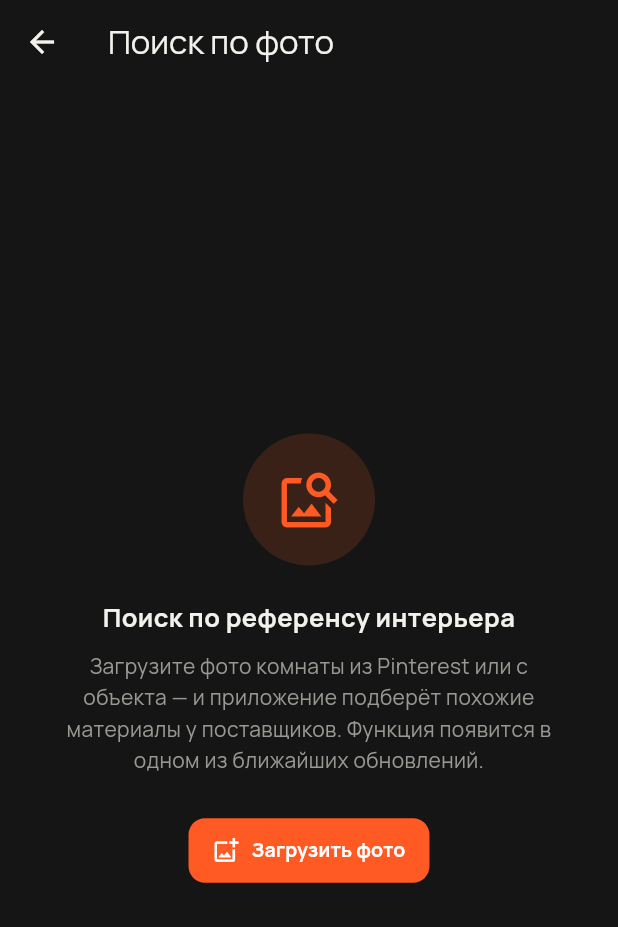
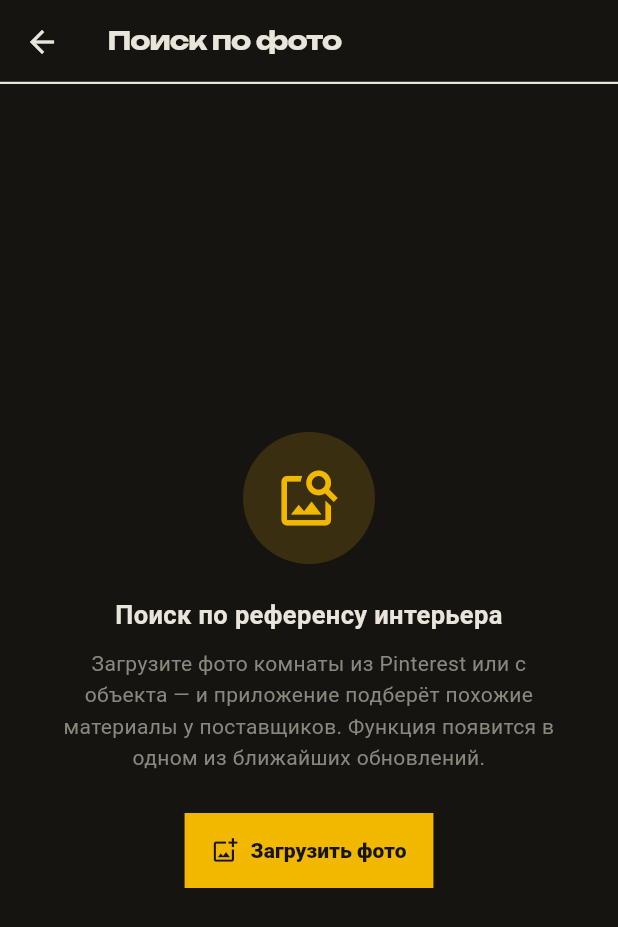
Before and after one commit to abelkz/-komplekt-app2, a Flutter app: the HomeScreen screen opened by its route, after a tap on the "dark mode" icon, after a tap on the "camera alt" icon, on a phone screen of 412 x 824 dp. Shown: the top 927 px of the screen. Run offline on Flutter 3.47's test engine with Material 3 defaults, Android fonts, the phone set to English and light mode, and no system bars; our stand-ins replace cached_network_image, file_picker, firebase_core, firebase_messaging, flutter_dotenv, flutter_local_notifications and 14 more; missing offline and left inert: excel; accounts and stored records are empty; network calls fail; Roboto replaces fonts that are missing (Golos Text).

Commit message:
Дизайн «Спецификация», этап 1: тема
- палитра: кость #eae5da / тушь #161410 / хром-жёлтый #f2b800 (свет и тьма)
- типографика: Golos Text + Unbounded + JetBrains Mono для служебных подписей
- острые углы вместо скруглений, линейки вместо теней
- контраст: тёмный текст и спиннеры на жёлтом вместо белых

Co-Authored-By: Claude Opus 4.8 <noreply@anthropic.com>

```diff
--- a/lib/core/theme/app_colors.dart
+++ b/lib/core/theme/app_colors.dart
@@ -1,7 +1,12 @@
 import 'package:flutter/material.dart';
 
-/// Палитра КОМПЛЕКТ как ThemeExtension — токены 1:1 из HTML-прототипа.
-/// Доступ из виджетов: `context.colors.orange`, `context.colors.line` и т.д.
+/// Палитра КОМПЛЕКТ как ThemeExtension — токены дизайна «Спецификация»:
+/// тушь на кости + сигнальный хром-жёлтый маркер.
+/// Доступ из виджетов: `context.colors.accent`, `context.colors.line` и т.д.
+///
+/// Имена полей сохранены с прошлой версии темы, чтобы не переписывать
+/// полсотни виджетов. Важно: поле [orange] теперь хранит хром-жёлтый акцент —
+/// для нового кода используйте понятный псевдоним [accent].
 @immutable
 class AppColors extends ThemeExtension<AppColors> {
   const AppColors({
@@ -20,52 +25,64 @@ class AppColors extends ThemeExtension<AppColors> {
     required this.field,
   });
 
-  final Color ink; // основной текст
-  final Color paper; // фон экрана
-  final Color card; // карточки
-  final Color line; // границы
+  final Color ink; // основной текст / «тушь»
+  final Color paper; // фон экрана / «кость»
+  final Color card; // поверхности
+  final Color line; // тонкие линейки
   final Color gray; // вторичный текст
   final Color faint; // третичный текст / плейсхолдеры
-  final Color orange; // акцент
-  final Color orangeSoft;
+  final Color orange; // акцент (хром-жёлтый) — см. [accent]
+  final Color orangeSoft; // мягкая подложка акцента
   final Color green;
   final Color greenSoft;
   final Color red;
   final Color redSoft;
   final Color field; // поля ввода / чипы
 
-  // Светлая тема (значения из :root прототипа)
+  /// Хром-жёлтый акцент — понятное имя для [orange].
+  Color get accent => orange;
+
+  /// Мягкая жёлтая подложка — понятное имя для [orangeSoft].
+  Color get accentSoft => orangeSoft;
+
+  /// Константы бренда, не зависящие от темы: на жёлтом текст всегда тушью,
+  /// а «рулетка» навигации всегда тёмная.
+  static const brandInk = Color(0xFF161410);
+  static const brandBone = Color(0xFFEAE5DA);
+  static const brandYellow = Color(0xFFF2B800);
+
+  // Светлая тема: тушь на кости
   static const light = AppColors(
-    ink: Color(0xFF17191A),
-    paper: Color(0xFFF4F2EE),
-    card: Color(0xFFFFFFFF),
-    line: Color(0xFFE8E5DF),
-    gray: Color(0xFF73726D),
-    faint: Color(0xFFA6A39C),
-    orange: Color(0xFFE8490D),
-    orangeSoft: Color(0xFFFDEAE0),
-    green: Color(0xFF1C7A49),
-    greenSoft: Color(0xFFE6F4EC),
-    red: Color(0xFFBB4036),
-    redSoft: Color(0xFFFBEAE8),
-    field: Color(0xFFF4F2EE),
+    ink: Color(0xFF161410),
+    paper: Color(0xFFEAE5DA),
+    card: Color(0xFFF1ECE3),
+    line: Color(0xFFB5B1A8),
+    gray: Color(0xFF75726B),
+    faint: Color(0xFF8B877F),
+    orange: brandYellow,
+    orangeSoft: Color(0xFFF6E7AE),
+    green: Color(0xFF0D7A3F),
+    greenSoft: Color(0xFFD9E8DE),
+    red: Color(0xFFB3400E),
+    redSoft: Color(0xFFF2DCD2),
+    field: Color(0xFFF2EFE7),
   );
 
-  // Тёмная тема (html[data-theme="dark"])
+  // Тёмная тема: кость на туши
   static const dark = AppColors(
-    ink: Color(0xFFF3F1EC),
-    paper: Color(0xFF141514),
-    card: Color(0xFF1E201E),
-    line: Color(0xFF2C2E2C),
-    gray: Color(0xFF9A9893),
-    faint: Color(0xFF6C6E6A),
-    orange: Color(0xFFFF5A23),
-    orangeSoft: Color(0xFF3A2118),
-    green: Color(0xFF3FAE74),
-    greenSoft: Color(0xFF15301F),
-    red: Color(0xFFE0695E),
-    redSoft: Color(0xFF341C19),
-    field: Color(0xFF262826),
+    ink: Color(0xFFEAE5DA),
+    paper: Color(0xFF161410),
+    card: Color(0xFF1E1B16),
+    line: Color(0xFF4B4842),
+    gray: Color(0xFF8B877F),
+    faint: Color(0xFF75726B),
+    orange: brandYellow,
+    orangeSoft: Color(0xFF3A2E10),
+    green: Color(0xFF0FA45A),
+    greenSoft: Color(0xFF13301E),
+    red: Color(0xFFD05A28),
+    redSoft: Color(0xFF34190F),
+    field: Color(0xFF221F19),
   );
 
   @override
@@ -122,15 +139,16 @@ class AppColors extends ThemeExtension<AppColors> {
   }
 }
 
-/// Сахар: `context.colors.orange`
+/// Сахар: `context.colors.accent`
 extension AppColorsX on BuildContext {
   AppColors get colors => Theme.of(this).extension<AppColors>()!;
 }
 
-/// Радиусы скругления из прототипа (--r-lg/md/sm).
+/// Скругления. В «Спецификации» углы острые — приложение выглядит
+/// как типографский документ, а не как набор мягких карточек.
 class AppRadii {
   AppRadii._();
-  static const double lg = 20;
-  static const double md = 14;
-  static const double sm = 11;
+  static const double lg = 0;
+  static const double md = 0;
+  static const double sm = 0;
 }
--- a/lib/core/theme/app_theme.dart
+++ b/lib/core/theme/app_theme.dart
@@ -3,7 +3,9 @@ import 'package:flutter/material.dart';
 import 'app_colors.dart';
 import 'app_typography.dart';
 
-/// Сборка светлой и тёмной темы (Material 3) на основе токенов прототипа.
+/// Сборка светлой и тёмной темы (Material 3) в дизайне «Спецификация».
+/// Ключевые принципы стиля: острые углы, тонкие линейки вместо теней,
+/// жёлтый маркер как единственный акцент, моноширинные служебные подписи.
 class AppTheme {
   AppTheme._();
 
@@ -12,14 +14,19 @@ class AppTheme {
 
   static ThemeData _build(AppColors c, Brightness brightness) {
     final scheme = ColorScheme.fromSeed(
-      seedColor: c.orange,
+      seedColor: c.accent,
       brightness: brightness,
     ).copyWith(
-      primary: c.orange,
+      primary: c.accent,
+      // на жёлтом текст всегда тушью — в обеих темах
+      onPrimary: AppColors.brandInk,
       surface: c.paper,
       onSurface: c.ink,
       error: c.red,
     );
+
+    // Прямоугольник без скруглений — базовая форма всего интерфейса.
+    const sharp = RoundedRectangleBorder(borderRadius: BorderRadius.zero);
 
     return ThemeData(
       useMaterial3: true,
@@ -32,87 +39,122 @@ class AppTheme {
       dividerColor: c.line,
       splashFactory: InkRipple.splashFactory,
 
+      dividerTheme: DividerThemeData(color: c.line, thickness: 1, space: 1),
+
       appBarTheme: AppBarTheme(
         backgroundColor: c.paper,
         foregroundColor: c.ink,
         elevation: 0,
-        scrolledUnderElevation: 0.5,
+        scrolledUnderElevation: 0,
         centerTitle: false,
+        titleTextStyle: AppTypography.unbounded(size: 17, color: c.ink),
+        // тонкая линейка под шапкой вместо тени
+        shape: Border(bottom: BorderSide(color: c.ink, width: 1.5)),
+      ),
+
+      cardTheme: CardThemeData(
+        color: c.card,
+        elevation: 0,
+        margin: EdgeInsets.zero,
+        shape: sharp.copyWith(side: BorderSide(color: c.line)),
       ),
 
       inputDecorationTheme: InputDecorationTheme(
         filled: true,
-        fillColor: c.card,
+        fillColor: c.field,
         hintStyle: TextStyle(color: c.faint),
         contentPadding:
             const EdgeInsets.symmetric(horizontal: 14, vertical: 13),
         border: OutlineInputBorder(
-          borderRadius: BorderRadius.circular(AppRadii.md),
+          borderRadius: BorderRadius.zero,
           borderSide: BorderSide(color: c.line),
         ),
         enabledBorder: OutlineInputBorder(
-          borderRadius: BorderRadius.circular(AppRadii.md),
+          borderRadius: BorderRadius.zero,
           borderSide: BorderSide(color: c.line),
         ),
         focusedBorder: OutlineInputBorder(
-          borderRadius: BorderRadius.circular(AppRadii.md),
-          borderSide: BorderSide(color: c.orange, width: 1.6),
+          borderRadius: BorderRadius.zero,
+          borderSide: BorderSide(color: c.ink, width: 1.5),
         ),
       ),
 
+      // Тёмная кнопка-«штамп»: тушь на кости.
       elevatedButtonTheme: ElevatedButtonThemeData(
         style: ElevatedButton.styleFrom(
           backgroundColor: c.ink,
           foregroundColor: c.paper,
           elevation: 0,
-          padding: const EdgeInsets.symmetric(horizontal: 18, vertical: 15),
+          padding: const EdgeInsets.symmetric(horizontal: 20, vertical: 16),
           textStyle: const TextStyle(fontWeight: FontWeight.w800, fontSize: 14),
-          shape: RoundedRectangleBorder(
-            borderRadius: BorderRadius.circular(AppRadii.md),
-          ),
+          shape: sharp,
         ),
       ),
 
+      // Главное действие — жёлтый маркер с текстом тушью.
       filledButtonTheme: FilledButtonThemeData(
         style: FilledButton.styleFrom(
-          backgroundColor: c.orange,
-          foregroundColor: Colors.white,
-          padding: const EdgeInsets.symmetric(horizontal: 16, vertical: 12),
-          shape: RoundedRectangleBorder(
-            borderRadius: BorderRadius.circular(AppRadii.sm),
-          ),
+          backgroundColor: c.accent,
+          foregroundColor: AppColors.brandInk,
+          padding: const EdgeInsets.symmetric(horizontal: 18, vertical: 16),
+          textStyle: const TextStyle(fontWeight: FontWeight.w800, fontSize: 14),
+          shape: sharp,
         ),
       ),
 
+      outlinedButtonTheme: OutlinedButtonThemeData(
+        style: OutlinedButton.styleFrom(
+          foregroundColor: c.ink,
+          side: BorderSide(color: c.line),
+          padding: const EdgeInsets.symmetric(horizontal: 16, vertical: 14),
+          shape: sharp,
+        ),
+      ),
+
+      textButtonTheme: TextButtonThemeData(
+        style: TextButton.styleFrom(foregroundColor: c.ink, shape: sharp),
+      ),
+
       bottomNavigationBarTheme: BottomNavigationBarThemeData(
-        backgroundColor: c.card,
-        selectedItemColor: c.orange,
-        unselectedItemColor: c.faint,
+        backgroundColor: AppColors.brandInk,
+        selectedItemColor: AppColors.brandYellow,
+        unselectedItemColor: AppColors.brandBone.withValues(alpha: 0.55),
         type: BottomNavigationBarType.fixed,
         showUnselectedLabels: true,
-        selectedLabelStyle:
-            const TextStyle(fontWeight: FontWeight.w700, fontSize: 11),
-        unselectedLabelStyle:
-            const TextStyle(fontWeight: FontWeight.w700, fontSize: 11),
+        elevation: 0,
       ),
 
+      // Чип-«бирка»: прямоугольная, с тонкой рамкой.
       chipTheme: ChipThemeData(
-        backgroundColor: c.field,
+        backgroundColor: Colors.transparent,
         side: BorderSide(color: c.line),
-        labelStyle: TextStyle(
-          color: c.ink,
-          fontWeight: FontWeight.w600,
-          fontSize: 12,
-        ),
-        shape: const StadiumBorder(),
-        padding: const EdgeInsets.symmetric(horizontal: 6, vertical: 4),
+        labelStyle: AppTypography.mono(size: 11, color: c.ink),
+        shape: sharp,
+        padding: const EdgeInsets.symmetric(horizontal: 8, vertical: 6),
       ),
 
+      // Шторка снизу — как лист документа с жирной линейкой сверху.
       bottomSheetTheme: BottomSheetThemeData(
-        backgroundColor: c.card,
-        shape: const RoundedRectangleBorder(
-          borderRadius: BorderRadius.vertical(top: Radius.circular(AppRadii.lg)),
+        backgroundColor: c.paper,
+        elevation: 0,
+        shape: Border(top: BorderSide(color: c.ink, width: 2)),
+      ),
+
+      snackBarTheme: SnackBarThemeData(
+        backgroundColor: AppColors.brandInk,
+        contentTextStyle: AppTypography.mono(
+          size: 11.5,
+          color: AppColors.brandBone,
         ),
+        behavior: SnackBarBehavior.floating,
+        shape: sharp,
+      ),
+
+      dialogTheme: DialogThemeData(backgroundColor: c.paper, shape: sharp),
+
+      progressIndicatorTheme: ProgressIndicatorThemeData(
+        color: c.accent,
+        linearTrackColor: c.line,
       ),
     );
   }
--- a/lib/core/theme/app_typography.dart
+++ b/lib/core/theme/app_typography.dart
@@ -1,18 +1,20 @@
 import 'package:flutter/material.dart';
 import 'package:google_fonts/google_fonts.dart';
 
-/// Типографика из прототипа:
-///  • Manrope — основной текст (body, подписи, кнопки)
-///  • Unbounded — заголовки и крупные акценты (h1, итог)
+/// Типографика дизайна «Спецификация»:
+///  • Golos Text — основной текст (body, подписи, кнопки), хорошая кириллица
+///  • Unbounded — заголовки, цены и крупные акценты
+///  • JetBrains Mono — служебные подписи: артикулы, даты, индексы, метки
+///    разделов. Моноширинный шрифт даёт ощущение технического документа.
 class AppTypography {
   AppTypography._();
 
-  /// Заголовок в стиле бренда (Unbounded, плотный).
+  /// Заголовок в стиле бренда (Unbounded, плотный, с отрицательным трекингом).
   static TextStyle unbounded({
     double size = 21,
     FontWeight weight = FontWeight.w700,
     Color? color,
-    double letterSpacing = -0.4,
+    double letterSpacing = -0.6,
   }) {
     return GoogleFonts.unbounded(
       fontSize: size,
@@ -23,34 +25,80 @@ class AppTypography {
     );
   }
 
-  /// Сборка TextTheme: база — Manrope, дисплейные стили — Unbounded.
+  /// Служебная моноширинная подпись: артикул, дата, «01», «▼ 6,0%».
+  static TextStyle mono({
+    double size = 10.5,
+    FontWeight weight = FontWeight.w600,
+    Color? color,
+    double letterSpacing = 0.5,
+  }) {
+    return GoogleFonts.jetBrainsMono(
+      fontSize: size,
+      fontWeight: weight,
+      color: color,
+      letterSpacing: letterSpacing,
+      height: 1.3,
+    );
+  }
+
+  /// Метка раздела: «КАТЕГОРИИ», «ШКАЛА ЦЕН» — моно, вразрядку, капсом.
+  /// Текст подавайте уже в верхнем регистре.
+  static TextStyle sectionLabel({Color? color}) => GoogleFonts.jetBrainsMono(
+        fontSize: 10,
+        fontWeight: FontWeight.w600,
+        color: color,
+        letterSpacing: 1.5,
+        height: 1.2,
+      );
+
+  /// Сборка TextTheme: база — Golos Text, дисплейные стили — Unbounded.
   static TextTheme textTheme(Color onColor) {
-    final base = GoogleFonts.manropeTextTheme();
-    return base
-        .apply(bodyColor: onColor, displayColor: onColor)
-        .copyWith(
+    final base = GoogleFonts.golosTextTextTheme();
+    return base.apply(bodyColor: onColor, displayColor: onColor).copyWith(
+          displayLarge: GoogleFonts.unbounded(
+            fontSize: 30,
+            fontWeight: FontWeight.w700,
+            letterSpacing: -1,
+            height: 1.05,
+            color: onColor,
+          ),
+          displayMedium: GoogleFonts.unbounded(
+            fontSize: 26,
+            fontWeight: FontWeight.w700,
+            letterSpacing: -1,
+            height: 1.05,
+            color: onColor,
+          ),
           displaySmall: GoogleFonts.unbounded(
             fontSize: 21,
+            fontWeight: FontWeight.w700,
+            letterSpacing: -0.6,
+            color: onColor,
+          ),
+          headlineSmall: GoogleFonts.unbounded(
+            fontSize: 16,
             fontWeight: FontWeight.w700,
             letterSpacing: -0.4,
             color: onColor,
           ),
-          headlineSmall: GoogleFonts.unbounded(
-            fontSize: 18,
+          titleMedium: GoogleFonts.golosText(
+            fontSize: 14.5,
             fontWeight: FontWeight.w700,
-            letterSpacing: -0.3,
+            height: 1.25,
             color: onColor,
           ),
-          titleMedium: GoogleFonts.manrope(
-            fontSize: 15,
-            fontWeight: FontWeight.w700,
+          bodyMedium: GoogleFonts.golosText(fontSize: 14, color: onColor),
+          bodySmall: GoogleFonts.golosText(fontSize: 12.5, color: onColor),
+          labelLarge: GoogleFonts.golosText(
+            fontSize: 13,
+            fontWeight: FontWeight.w800,
+            letterSpacing: 0.3,
             color: onColor,
           ),
-          bodyMedium: GoogleFonts.manrope(fontSize: 14, color: onColor),
-          bodySmall: GoogleFonts.manrope(fontSize: 12, color: onColor),
-          labelLarge: GoogleFonts.manrope(
-            fontSize: 13,
-            fontWeight: FontWeight.w700,
+          labelSmall: GoogleFonts.jetBrainsMono(
+            fontSize: 10,
+            fontWeight: FontWeight.w600,
+            letterSpacing: 1.5,
             color: onColor,
           ),
         );
--- a/lib/features/auth/presentation/auth_screen.dart
+++ b/lib/features/auth/presentation/auth_screen.dart
@@ -106,7 +106,7 @@ class _AuthScreenState extends ConsumerState<AuthScreen> {
                                 height: 18,
                                 width: 18,
                                 child: CircularProgressIndicator(
-                                    strokeWidth: 2, color: Colors.white))
+                                    strokeWidth: 2, color: AppColors.brandInk))
                             : Text(_primaryLabel()),
                       ),
                     ),
--- a/lib/features/product/presentation/product_screen.dart
+++ b/lib/features/product/presentation/product_screen.dart
@@ -278,7 +278,7 @@ class _OfferCard extends ConsumerWidget {
                                 style: TextStyle(
                                     fontSize: 9,
                                     fontWeight: FontWeight.w800,
-                                    color: Colors.white)),
+                                    color: AppColors.brandInk)),
                           ),
                         ],
                       ],
--- a/lib/features/product/presentation/widgets/reviews_section.dart
+++ b/lib/features/product/presentation/widgets/reviews_section.dart
@@ -187,7 +187,7 @@ class _ReviewFormState extends ConsumerState<_ReviewForm> {
                       height: 18,
                       width: 18,
                       child: CircularProgressIndicator(
-                          strokeWidth: 2, color: Colors.white))
+                          strokeWidth: 2, color: AppColors.brandInk))
                   : const Text('Отправить'),
             ),
           ),
--- a/lib/features/supplier_cabinet/presentation/supplier_cabinet_screen.dart
+++ b/lib/features/supplier_cabinet/presentation/supplier_cabinet_screen.dart
@@ -82,7 +82,7 @@ class _BecomeSupplier extends ConsumerWidget {
                       height: 18,
                       width: 18,
                       child: CircularProgressIndicator(
-                          strokeWidth: 2, color: Colors.white))
+                          strokeWidth: 2, color: AppColors.brandInk))
                   : const Text('Стать поставщиком'),
             ),
           ],
--- a/lib/features/supplier_cabinet/presentation/widgets/add_product_sheet.dart
+++ b/lib/features/supplier_cabinet/presentation/widgets/add_product_sheet.dart
@@ -251,7 +251,7 @@ class _AddProductSheetState extends ConsumerState<_AddProductSheet> {
                         height: 18,
                         width: 18,
                         child: CircularProgressIndicator(
-                            strokeWidth: 2, color: Colors.white))
+                            strokeWidth: 2, color: AppColors.brandInk))
                     : const Text('Сохранить'),
               ),
             ),
--- a/lib/features/supplier_cabinet/presentation/widgets/import_price_sheet.dart
+++ b/lib/features/supplier_cabinet/presentation/widgets/import_price_sheet.dart
@@ -292,7 +292,7 @@ class _ImportPriceSheetState extends ConsumerState<_ImportPriceSheet> {
                           height: 18,
                           width: 18,
                           child: CircularProgressIndicator(
-                              strokeWidth: 2, color: Colors.white))
+                              strokeWidth: 2, color: AppColors.brandInk))
                       : Text('Загрузить товары ($_validCount)'),
                 ),
               ),
```
